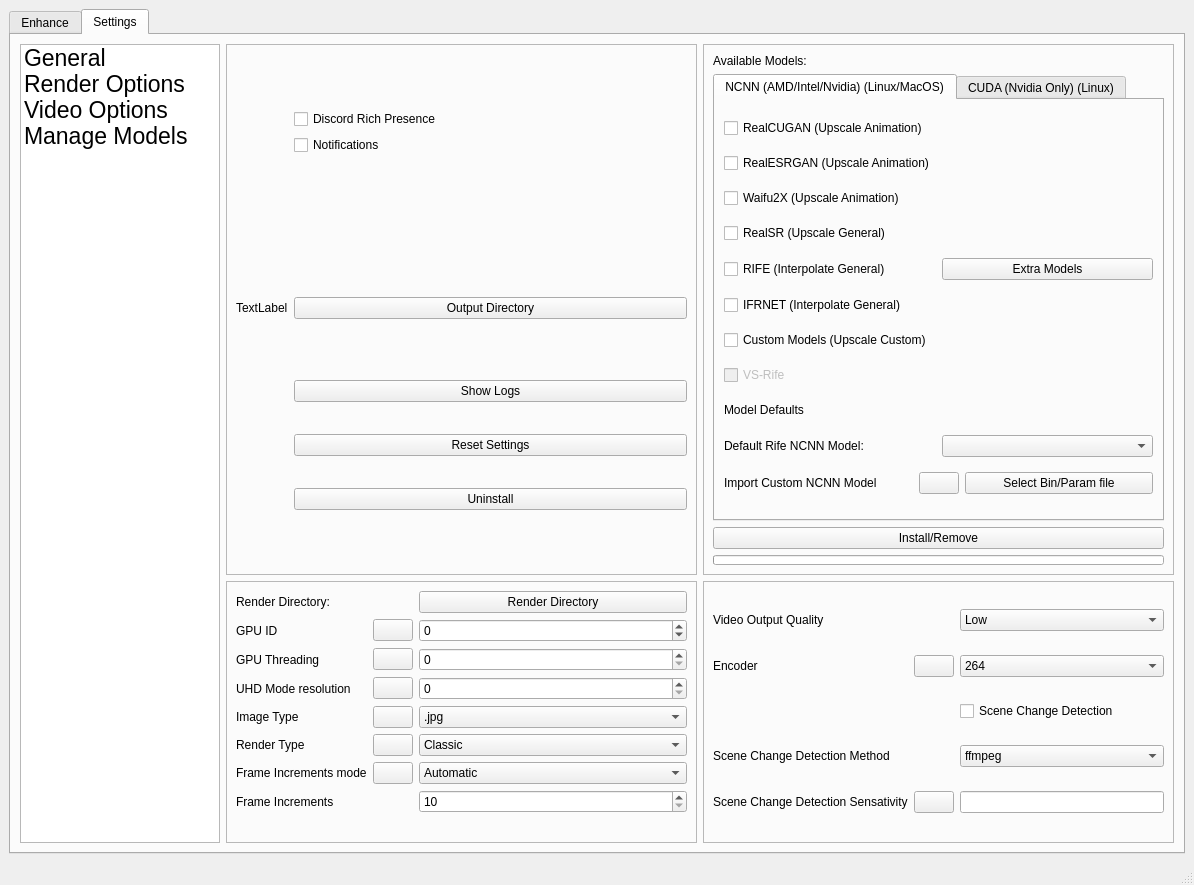
The window that mainwindow.ui (TNTwise/REAL-Video-Enhancer) describes before a commit, drawn with Qt 5.
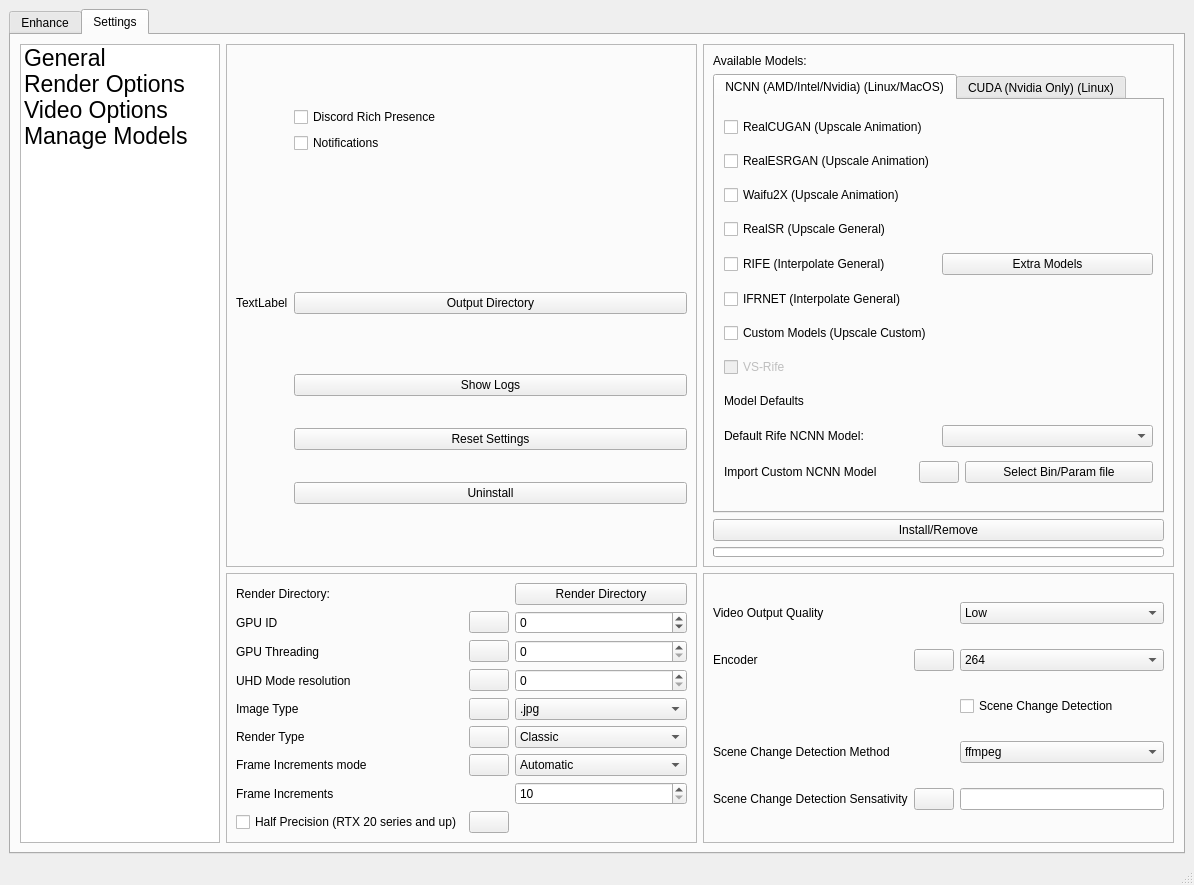
The same window after the commit. The open tabs and pages were chosen to show the change. Icons and pictures are not drawn.

Commit message: add half precision

The edit to the form file:
```diff
--- a/mainwindow.ui
+++ b/mainwindow.ui
@@ -1253,6 +1253,20 @@
                  </property>
                 </widget>
                </item>
+               <item row="9" column="3">
+                <widget class="QCheckBox" name="halfPrecisionCheckBox">
+                 <property name="text">
+                  <string>Half Precision (RTX 20 series and up)</string>
+                 </property>
+                </widget>
+               </item>
+               <item row="9" column="4">
+                <widget class="QPushButton" name="halfPrecisionHelpButton">
+                 <property name="text">
+                  <string/>
+                 </property>
+                </widget>
+               </item>
               </layout>
              </widget>
             </item>
```
The commit also changes 11 other files.
